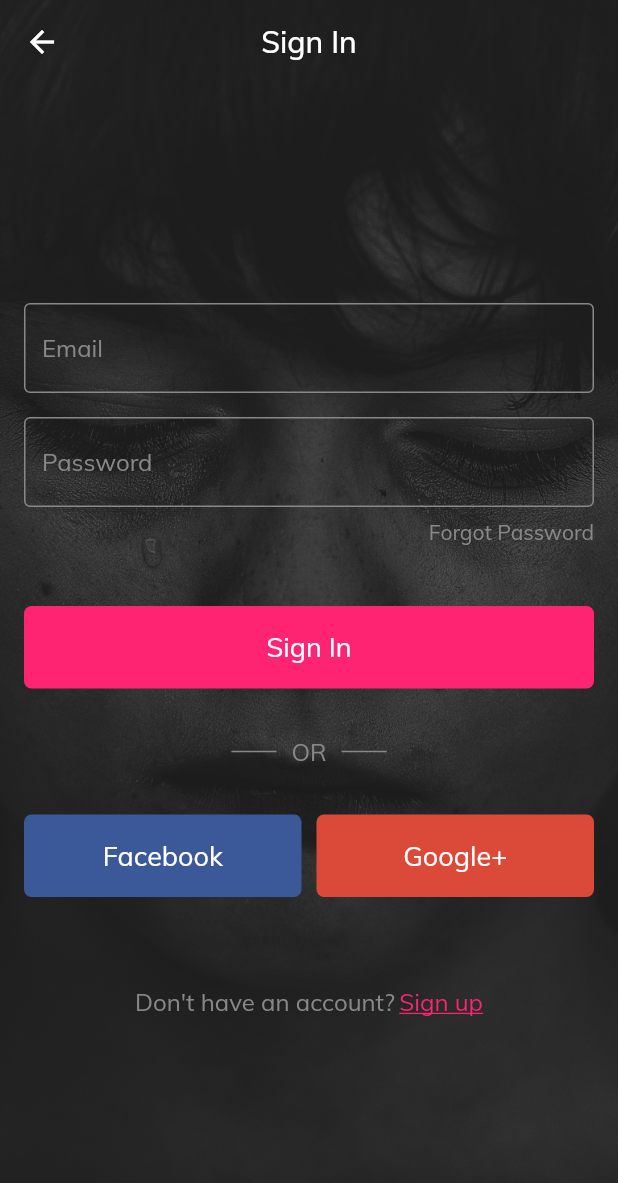
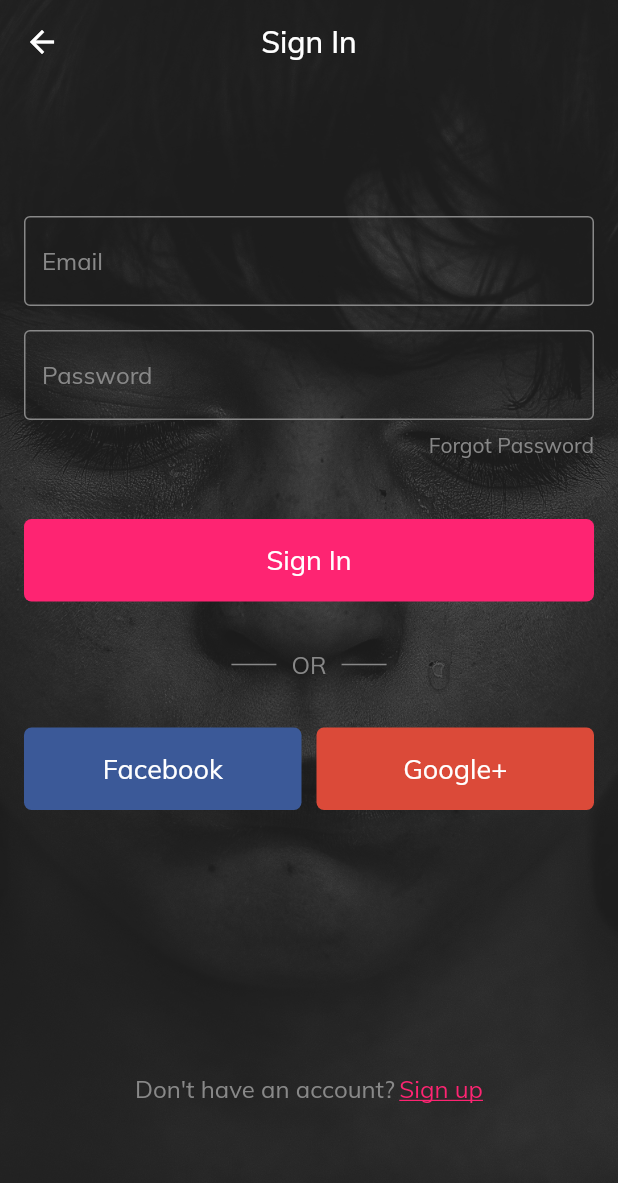
Before and after one commit to VishnuDileesh/BringMeBack-FlutterUIPractice, a Flutter app: the screen it shows after launch, after a tap on "GET STARTED", on a phone screen of 412 x 824 dp. Shown: the top 1183 px of the screen. Run offline on Flutter 3.47's test engine with Material 2 defaults, Android fonts, the phone set to English and light mode, and no system bars.

Commit message:
Fix spacing in sign in screen

```diff
--- a/lib/screens/signin.dart
+++ b/lib/screens/signin.dart
@@ -41,6 +41,9 @@ class SignIn extends StatelessWidget{
 						child: Container(
 							padding: EdgeInsets.symmetric(horizontal: 16.0),
 							child: Column(
+								mainAxisAlignment: MainAxisAlignment.spaceAround,
+							  children: <Widget>[
+							    Column(
 							    mainAxisAlignment: MainAxisAlignment.center,
 							    children: <Widget>[
 
@@ -191,9 +194,19 @@ class SignIn extends StatelessWidget{
 							    		],
 							    	),
 
-								SizedBox(height: 60.0),
 
 
+
+
+
+
+							    ],
+						),
+
+								Column(
+
+										mainAxisAlignment: MainAxisAlignment.end,
+										children: <Widget>[
 							    	Row(
 							    		mainAxisAlignment: MainAxisAlignment.center,
 							    		children: <Widget>[
@@ -228,6 +241,9 @@ class SignIn extends StatelessWidget{
 							    		],
 							    	),
 
+									],
+								),
+
 
 							  ],
 							),
```
Lines whose indentation alone changed are shown as unchanged.
